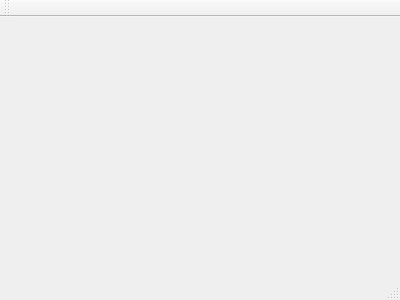
First picture: the form in mainwindow.ui, repository ahars/lo21, before the edit.
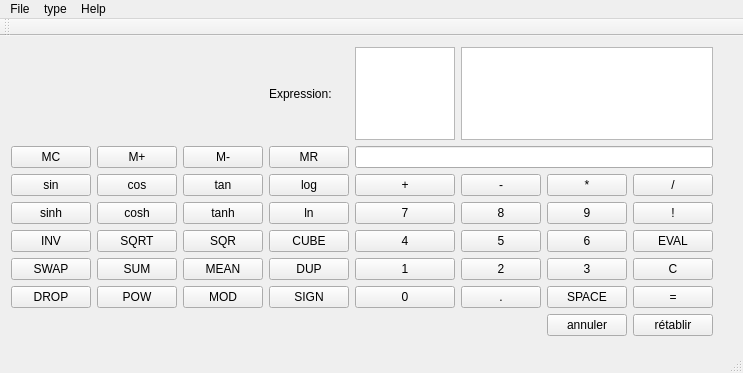
Second picture: the form after the edit.

Commit message: init interface graphique

The edit to the form file:
```diff
--- a/mainwindow.ui
+++ b/mainwindow.ui
@@ -1,24 +1,483 @@
 <ui version="4.0">
  <class>MainWindow</class>
- <widget class="QMainWindow" name="MainWindow" >
-  <property name="geometry" >
+ <widget class="QMainWindow" name="MainWindow">
+  <property name="geometry">
    <rect>
     <x>0</x>
     <y>0</y>
-    <width>400</width>
-    <height>300</height>
+    <width>743</width>
+    <height>373</height>
    </rect>
   </property>
   <property name="windowTitle" >
    <string>MainWindow</string>
   </property>
-  <widget class="QMenuBar" name="menuBar" />
-  <widget class="QToolBar" name="mainToolBar" />
-  <widget class="QWidget" name="centralWidget" />
-  <widget class="QStatusBar" name="statusBar" />
+  <widget class="QWidget" name="centralWidget">
+   <widget class="QWidget" name="gridLayoutWidget">
+    <property name="geometry">
+     <rect>
+      <x>0</x>
+      <y>0</y>
+      <width>724</width>
+      <height>311</height>
+     </rect>
+    </property>
+    <layout class="QGridLayout" name="gridLayout">
+     <item row="3" column="4">
+      <widget class="QPushButton" name="buttonPlus">
+       <property name="text">
+        <string>+</string>
+       </property>
+      </widget>
+     </item>
+     <item row="3" column="5">
+      <widget class="QPushButton" name="buttonDim">
+       <property name="text">
+        <string>-</string>
+       </property>
+      </widget>
+     </item>
+     <item row="3" column="6">
+      <widget class="QPushButton" name="buttonMulti">
+       <property name="text">
+        <string>*</string>
+       </property>
+      </widget>
+     </item>
+     <item row="3" column="7">
+      <widget class="QPushButton" name="buttonDiv">
+       <property name="text">
+        <string>/</string>
+       </property>
+      </widget>
+     </item>
+     <item row="4" column="4">
+      <widget class="QPushButton" name="button7">
+       <property name="text">
+        <string>7</string>
+       </property>
+      </widget>
+     </item>
+     <item row="4" column="5">
+      <widget class="QPushButton" name="button8">
+       <property name="text">
+        <string>8</string>
+       </property>
+      </widget>
+     </item>
+     <item row="4" column="6">
+      <widget class="QPushButton" name="button9">
+       <property name="text">
+        <string>9</string>
+       </property>
+      </widget>
+     </item>
+     <item row="6" column="4">
+      <widget class="QPushButton" name="button4">
+       <property name="text">
+        <string>4</string>
+       </property>
+      </widget>
+     </item>
+     <item row="6" column="5">
+      <widget class="QPushButton" name="button5">
+       <property name="text">
+        <string>5</string>
+       </property>
+      </widget>
+     </item>
+     <item row="6" column="6">
+      <widget class="QPushButton" name="button6">
+       <property name="text">
+        <string>6</string>
+       </property>
+      </widget>
+     </item>
+     <item row="8" column="4">
+      <widget class="QPushButton" name="button1">
+       <property name="text">
+        <string>1</string>
+       </property>
+      </widget>
+     </item>
+     <item row="8" column="5">
+      <widget class="QPushButton" name="button2">
+       <property name="text">
+        <string>2</string>
+       </property>
+      </widget>
+     </item>
+     <item row="8" column="6">
+      <widget class="QPushButton" name="button3">
+       <property name="text">
+        <string>3</string>
+       </property>
+      </widget>
+     </item>
+     <item row="10" column="4">
+      <widget class="QPushButton" name="button0">
+       <property name="text">
+        <string>0</string>
+       </property>
+      </widget>
+     </item>
+     <item row="1" column="4" colspan="4">
+      <widget class="QLineEdit" name="inputLine">
+       <property name="readOnly">
+        <bool>false</bool>
+       </property>
+      </widget>
+     </item>
+     <item row="4" column="7">
+      <widget class="QPushButton" name="buttonFactoriel">
+       <property name="text">
+        <string>!</string>
+       </property>
+      </widget>
+     </item>
+     <item row="3" column="3">
+      <widget class="QPushButton" name="buttonLog">
+       <property name="text">
+        <string>log</string>
+       </property>
+      </widget>
+     </item>
+     <item row="4" column="3">
+      <widget class="QPushButton" name="buttonLn">
+       <property name="text">
+        <string>ln</string>
+       </property>
+      </widget>
+     </item>
+     <item row="6" column="3">
+      <widget class="QPushButton" name="buttonCUBE">
+       <property name="text">
+        <string>CUBE</string>
+       </property>
+      </widget>
+     </item>
+     <item row="8" column="3">
+      <widget class="QPushButton" name="buttonDUP">
+       <property name="text">
+        <string>DUP</string>
+       </property>
+      </widget>
+     </item>
+     <item row="3" column="2">
+      <widget class="QPushButton" name="buttonTan">
+       <property name="text">
+        <string>tan</string>
+       </property>
+      </widget>
+     </item>
+     <item row="4" column="2">
+      <widget class="QPushButton" name="buttonTanh">
+       <property name="text">
+        <string>tanh</string>
+       </property>
+      </widget>
+     </item>
+     <item row="6" column="2">
+      <widget class="QPushButton" name="buttonSQR">
+       <property name="text">
+        <string>SQR</string>
+       </property>
+      </widget>
+     </item>
+     <item row="8" column="2">
+      <widget class="QPushButton" name="buttonMEAN">
+       <property name="text">
+        <string>MEAN</string>
+       </property>
+      </widget>
+     </item>
+     <item row="4" column="1">
+      <widget class="QPushButton" name="buttonCosh">
+       <property name="text">
+        <string>cosh</string>
+       </property>
+      </widget>
+     </item>
+     <item row="6" column="1">
+      <widget class="QPushButton" name="buttonSQRT">
+       <property name="text">
+        <string>SQRT</string>
+       </property>
+      </widget>
+     </item>
+     <item row="8" column="1">
+      <widget class="QPushButton" name="buttonSUM">
+       <property name="text">
+        <string>SUM</string>
+       </property>
+      </widget>
+     </item>
+     <item row="3" column="1">
+      <widget class="QPushButton" name="buttonCos">
+       <property name="text">
+        <string>cos</string>
+       </property>
+      </widget>
+     </item>
+     <item row="3" column="0">
+      <widget class="QPushButton" name="buttonSin">
+       <property name="text">
+        <string>sin</string>
+       </property>
+      </widget>
+     </item>
+     <item row="4" column="0">
+      <widget class="QPushButton" name="buttonSinh">
+       <property name="text">
+        <string>sinh</string>
+       </property>
+      </widget>
+     </item>
+     <item row="6" column="0">
+      <widget class="QPushButton" name="buttonINV">
+       <property name="text">
+        <string>INV</string>
+       </property>
+      </widget>
+     </item>
+     <item row="8" column="0">
+      <widget class="QPushButton" name="buttonSWAP">
+       <property name="text">
+        <string>SWAP</string>
+       </property>
+      </widget>
+     </item>
+     <item row="10" column="0">
+      <widget class="QPushButton" name="buttonDROP">
+       <property name="text">
+        <string>DROP</string>
+       </property>
+      </widget>
+     </item>
+     <item row="10" column="1">
+      <widget class="QPushButton" name="buttonPOW">
+       <property name="text">
+        <string>POW</string>
+       </property>
+      </widget>
+     </item>
+     <item row="10" column="2">
+      <widget class="QPushButton" name="buttonMOD">
+       <property name="text">
+        <string>MOD</string>
+       </property>
+      </widget>
+     </item>
+     <item row="10" column="3">
+      <widget class="QPushButton" name="buttonSIGN">
+       <property name="text">
+        <string>SIGN</string>
+       </property>
+      </widget>
+     </item>
+     <item row="1" column="0">
+      <widget class="QPushButton" name="buttonMC">
+       <property name="text">
+        <string>MC</string>
+       </property>
+      </widget>
+     </item>
+     <item row="1" column="1">
+      <widget class="QPushButton" name="buttonMplus">
+       <property name="text">
+        <string>M+</string>
+       </property>
+      </widget>
+     </item>
+     <item row="1" column="2">
+      <widget class="QPushButton" name="buttonMdim">
+       <property name="text">
+        <string>M-</string>
+       </property>
+      </widget>
+     </item>
+     <item row="10" column="5">
+      <widget class="QPushButton" name="buttonPoint">
+       <property name="text">
+        <string>.</string>
+       </property>
+      </widget>
+     </item>
+     <item row="10" column="7">
+      <widget class="QPushButton" name="buttonEntrer">
+       <property name="text">
+        <string>=</string>
+       </property>
+      </widget>
+     </item>
+     <item row="6" column="7">
+      <widget class="QPushButton" name="buttonEVAL">
+       <property name="text">
+        <string>EVAL</string>
+       </property>
+      </widget>
+     </item>
+     <item row="10" column="6">
+      <widget class="QPushButton" name="buttonSPACE">
+       <property name="text">
+        <string>SPACE</string>
+       </property>
+      </widget>
+     </item>
+     <item row="8" column="7">
+      <widget class="QPushButton" name="buttonCLEAR">
+       <property name="text">
+        <string>C</string>
+       </property>
+      </widget>
+     </item>
+     <item row="1" column="3">
+      <widget class="QPushButton" name="buttonMR">
+       <property name="text">
+        <string>MR</string>
+       </property>
+      </widget>
+     </item>
+     <item row="11" column="6">
+      <widget class="QPushButton" name="buttonAnnuler">
+       <property name="text">
+        <string>annuler</string>
+       </property>
+      </widget>
+     </item>
+     <item row="11" column="7">
+      <widget class="QPushButton" name="buttonRetablir">
+       <property name="text">
+        <string>rétablir</string>
+       </property>
+      </widget>
+     </item>
+     <item row="0" column="3">
+      <widget class="QLabel" name="label">
+       <property name="text">
+        <string>Expression:</string>
+       </property>
+      </widget>
+     </item>
+     <item row="0" column="4">
+      <widget class="QTextEdit" name="Express">
+       <property name="readOnly">
+        <bool>true</bool>
+       </property>
+      </widget>
+     </item>
+     <item row="0" column="5" colspan="3">
+      <widget class="QListWidget" name="listWidget"/>
+     </item>
+    </layout>
+   </widget>
+  </widget>
+  <widget class="QMenuBar" name="menuBar">
+   <property name="geometry">
+    <rect>
+     <x>0</x>
+     <y>0</y>
+     <width>743</width>
+     <height>22</height>
+    </rect>
+   </property>
+   <widget class="QMenu" name="menuFile">
+    <property name="title">
+     <string>File</string>
+    </property>
+    <addaction name="actionQuit"/>
+   </widget>
+   <widget class="QMenu" name="menuHelp">
+    <property name="title">
+     <string>Help</string>
+    </property>
+    <addaction name="actionAbout"/>
+   </widget>
+   <widget class="QMenu" name="menuType_2">
+    <property name="title">
+     <string>type</string>
+    </property>
+    <addaction name="actionEntier"/>
+    <addaction name="actionRationnel"/>
+    <addaction name="actionReel"/>
+    <addaction name="actionComplexe_2"/>
+    <addaction name="actionExpression_2"/>
+   </widget>
+   <addaction name="menuFile"/>
+   <addaction name="menuType_2"/>
+   <addaction name="menuHelp"/>
+  </widget>
+  <widget class="QToolBar" name="mainToolBar">
+   <attribute name="toolBarArea">
+    <enum>TopToolBarArea</enum>
+   </attribute>
+   <attribute name="toolBarBreak">
+    <bool>false</bool>
+   </attribute>
+  </widget>
+  <widget class="QStatusBar" name="statusBar"/>
+  <action name="actionQuit">
+   <property name="text">
+    <string>Quit</string>
+   </property>
+  </action>
+  <action name="actionAbout">
+   <property name="text">
+    <string>about</string>
+   </property>
+  </action>
+  <action name="actionEntiere">
+   <property name="text">
+    <string>entiere</string>
+   </property>
+  </action>
+  <action name="actionRationnelle">
+   <property name="text">
+    <string>rationnelle</string>
+   </property>
+  </action>
+  <action name="actionReelle">
+   <property name="text">
+    <string>reelle</string>
+   </property>
+  </action>
+  <action name="actionComplexe">
+   <property name="text">
+    <string>complexe</string>
+   </property>
+  </action>
+  <action name="actionExpression">
+   <property name="text">
+    <string>expression</string>
+   </property>
+  </action>
+  <action name="actionEntier">
+   <property name="text">
+    <string>entier</string>
+   </property>
+  </action>
+  <action name="actionRationnel">
+   <property name="text">
+    <string>rationnel</string>
+   </property>
+  </action>
+  <action name="actionReel">
+   <property name="text">
+    <string>reel</string>
+   </property>
+  </action>
+  <action name="actionComplexe_2">
+   <property name="text">
+    <string>complexe</string>
+   </property>
+  </action>
+  <action name="actionExpression_2">
+   <property name="text">
+    <string>expression</string>
+   </property>
+  </action>
  </widget>
- <layoutDefault spacing="6" margin="11" />
- <pixmapfunction></pixmapfunction>
+ <layoutdefault spacing="6" margin="11"/>
  <resources/>
  <connections/>
 </ui>
```
Left out of the diff: 38 changed lines with no effect on the pictures. The commit also changes 2 other files.
